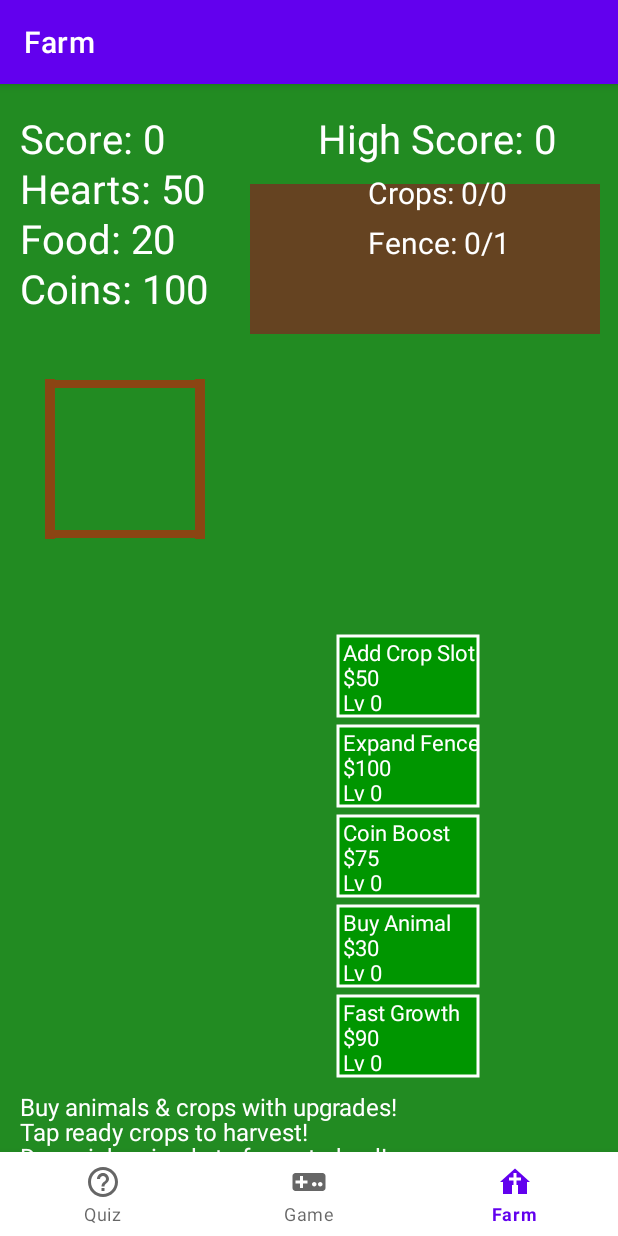
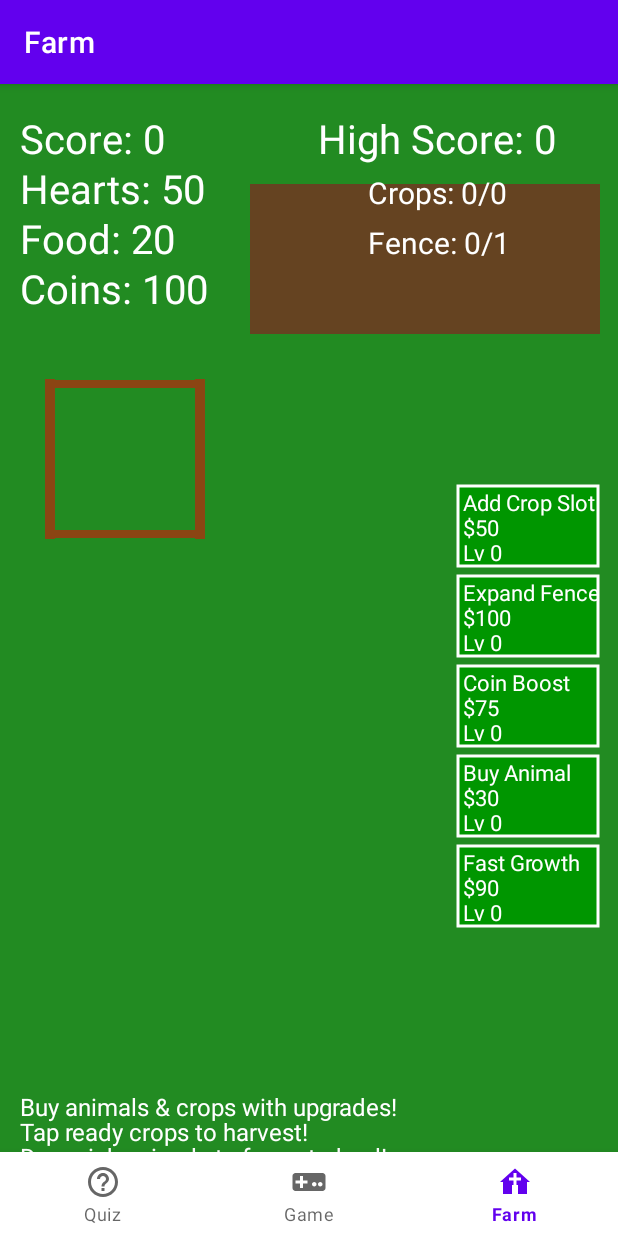
Before and after one commit to mdelaba/Schatzy, an Android app: the NotificationsFragment screen opened through its navigation route, on a phone screen of 412 x 824 dp. Run offline under Robolectric (Android 15) with nearby library versions, the phone set to English and light mode, and no system bars; our stand-ins replace navigation-ui; 1 statement that could not run was skipped.

Commit message:
fix upgrade button positioning to avoid nav bar overlap
- Move upgrade buttons 150px higher (height-600 to height-750)
- Move upgrade buttons 120px closer to right edge (width-280 to width-160)
- Ensure Fast Growth button has adequate clearance above nav bar
- Reduce excessive right margin gap for better screen space usage
- Update both drawing and touch handling coordinates

🤖 Generated with [Claude Code](https://claude.ai/code)

Co-Authored-By: Claude <noreply@anthropic.com>

```diff
--- a/app/src/main/java/com/example/schatzy/ui/notifications/FarmGameView.kt
+++ b/app/src/main/java/com/example/schatzy/ui/notifications/FarmGameView.kt
@@ -695,8 +695,8 @@ class FarmGameView(context: Context) : View(context) {
         val buttonWidth = 140f
         val buttonHeight = 80f
         val margin = 10f
-        val startX = width - 280f
-        val startY = height - 600f
+        val startX = width - 160f
+        val startY = height - 750f
 
         val buttonPaint = Paint().apply {
             style = Paint.Style.FILL
@@ -744,8 +744,8 @@ class FarmGameView(context: Context) : View(context) {
         val buttonWidth = 140f
         val buttonHeight = 80f
         val margin = 10f
-        val startX = width - 280f
-        val startY = height - 600f
+        val startX = width - 160f
+        val startY = height - 750f
 
         var yOffset = 0f
 
```
